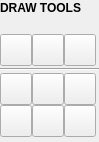
Old version of the form src/schrodinger/sketcher/ui/draw_tools_widget.ui in the repository schrodinger/sketcher.
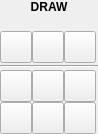
New version of the form. Icons and pictures are not drawn. Custom widgets are drawn as their Qt base class.

Patch:
```diff
--- a/src/schrodinger/sketcher/ui/draw_tools_widget.ui
+++ b/src/schrodinger/sketcher/ui/draw_tools_widget.ui
@@ -6,8 +6,8 @@
    <rect>
     <x>0</x>
     <y>0</y>
-    <width>99</width>
-    <height>142</height>
+    <width>98</width>
+    <height>134</height>
    </rect>
   </property>
   <property name="sizePolicy">
@@ -33,19 +33,21 @@
     <number>0</number>
    </property>
    <property name="bottomMargin">
-    <number>5</number>
+    <number>0</number>
    </property>
    <item>
     <widget class="QLabel" name="title_lbl">
      <property name="font">
       <font>
        <pointsize>9</pointsize>
-       <weight>75</weight>
        <bold>true</bold>
       </font>
      </property>
      <property name="text">
-      <string>DRAW TOOLS</string>
+      <string>DRAW</string>
+     </property>
+     <property name="alignment">
+      <set>Qt::AlignCenter</set>
      </property>
      <property name="margin">
       <number>3</number>
```
Left out of the diff: 2 changed lines with no effect on the pictures.
